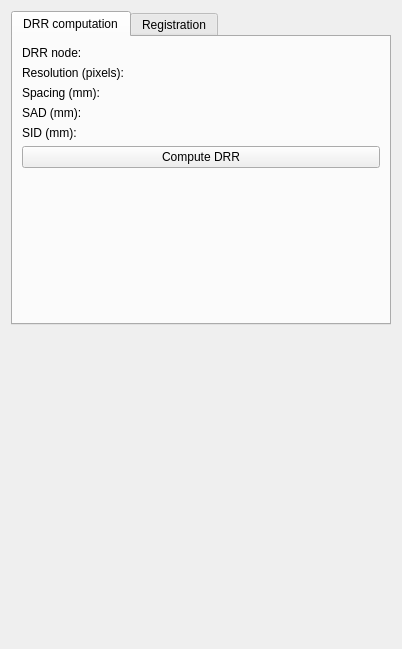
Above: PatientPositioning/Resources/UI/qSlicerCarmXrayBeamWidget.ui from MichaelColonel/SlicerRT before the change. Below: the same form after it.
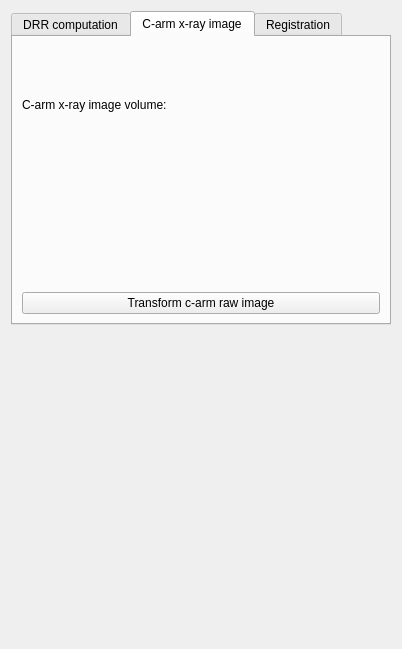
That is the form after the change. The open tabs and pages were chosen to show the change. Icons and pictures are not drawn. Custom widgets are drawn as their Qt base class.

Commit message: ENH: DRR and C-arm x-ray RT image registration (cont)

```diff
--- a/PatientPositioning/Resources/UI/qSlicerCarmXrayBeamWidget.ui
+++ b/PatientPositioning/Resources/UI/qSlicerCarmXrayBeamWidget.ui
@@ -140,6 +140,49 @@
        </item>
       </layout>
      </widget>
+     <widget class="QWidget" name="tabCarm">
+      <attribute name="title">
+       <string>C-arm x-ray image</string>
+      </attribute>
+      <layout class="QGridLayout" name="gridLayout_9">
+       <item row="0" column="0">
+        <layout class="QGridLayout" name="gridLayout_8">
+         <item row="1" column="0" colspan="2">
+          <widget class="qMRMLVolumeInfoWidget" name="MRMLVolumeInfoWidget_CarmXrayImageVolume"/>
+         </item>
+         <item row="0" column="0">
+          <widget class="QLabel" name="label_8">
+           <property name="text">
+            <string>C-arm x-ray image volume:</string>
+           </property>
+          </widget>
+         </item>
+         <item row="0" column="1">
+          <widget class="qMRMLNodeComboBox" name="MRMLNodeComboBox_CarmRawVolume">
+           <property name="nodeTypes">
+            <stringlist notr="true">
+             <string>vtkMRMLScalarVolumeNode</string>
+            </stringlist>
+           </property>
+           <property name="hideChildNodeTypes">
+            <stringlist notr="true"/>
+           </property>
+           <property name="interactionNodeSingletonTag">
+            <string notr="true"/>
+           </property>
+          </widget>
+         </item>
+         <item row="2" column="0" colspan="2">
+          <widget class="QPushButton" name="PushButton_TransformCarmRawImage">
+           <property name="text">
+            <string>Transform c-arm raw image</string>
+           </property>
+          </widget>
+         </item>
+        </layout>
+       </item>
+      </layout>
+     </widget>
      <widget class="QWidget" name="tabDrrRtImageRegistration">
       <attribute name="title">
        <string>Registration</string>
@@ -393,6 +436,11 @@
    <extends>qMRMLWidget</extends>
    <header>qMRMLTransformSliders.h</header>
   </customwidget>
+  <customwidget>
+   <class>qMRMLVolumeInfoWidget</class>
+   <extends>qMRMLWidget</extends>
+   <header>qMRMLVolumeInfoWidget.h</header>
+  </customwidget>
   <customwidget>
    <class>qMRMLWidget</class>
    <extends>QWidget</extends>
```
Left out of the diff: 32 changed lines with no effect on the pictures. The commit also changes 11 other files.
